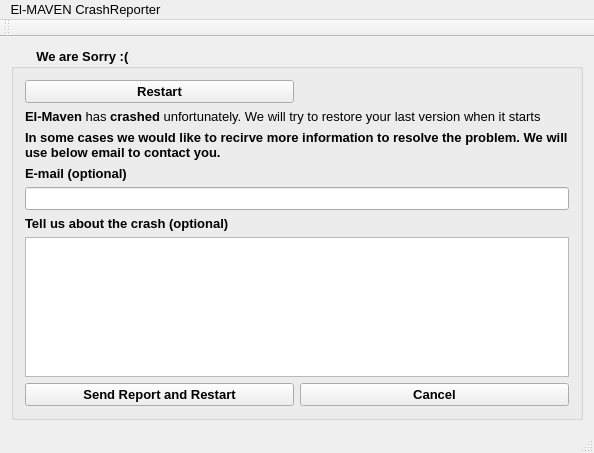
Above: CrashReporter/mainwindow.ui from ElucidataInc/ElMaven before the change. Below: the same form after it.
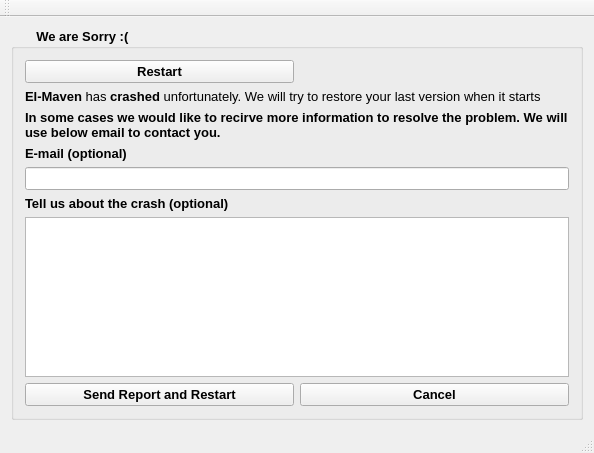
That is the form after the change.

Commit message: fix: feature request can be made from maven

Patch:
```diff
--- a/CrashReporter/mainwindow.ui
+++ b/CrashReporter/mainwindow.ui
@@ -144,6 +144,9 @@
    </layout>
   </widget>
   <widget class="QMenuBar" name="menuBar">
+   <property name="enabled">
+    <bool>false</bool>
+   </property>
    <property name="geometry">
     <rect>
      <x>0</x>
@@ -152,12 +155,6 @@
      <height>20</height>
     </rect>
    </property>
-   <widget class="QMenu" name="menuEl_MAVEN_CrashReporter">
-    <property name="title">
-     <string>El-MAVEN CrashReporter</string>
-    </property>
-   </widget>
-   <addaction name="menuEl_MAVEN_CrashReporter"/>
   </widget>
   <widget class="QToolBar" name="mainToolBar">
    <attribute name="toolBarArea">
```
The commit also changes 4 other files.
